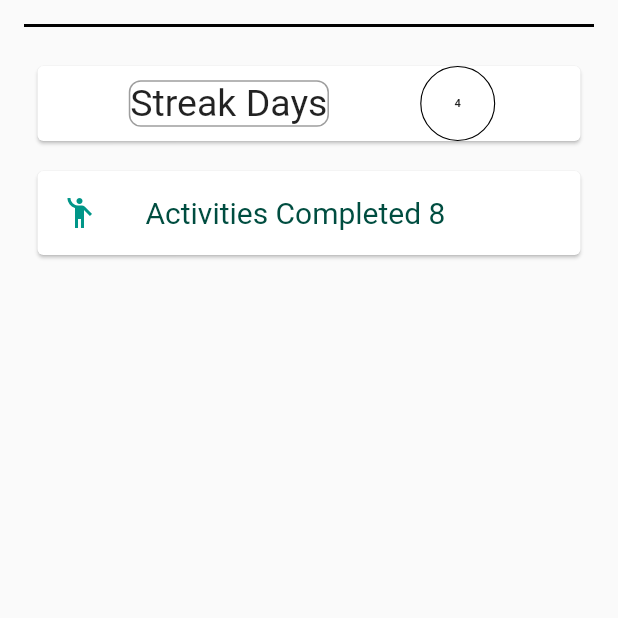
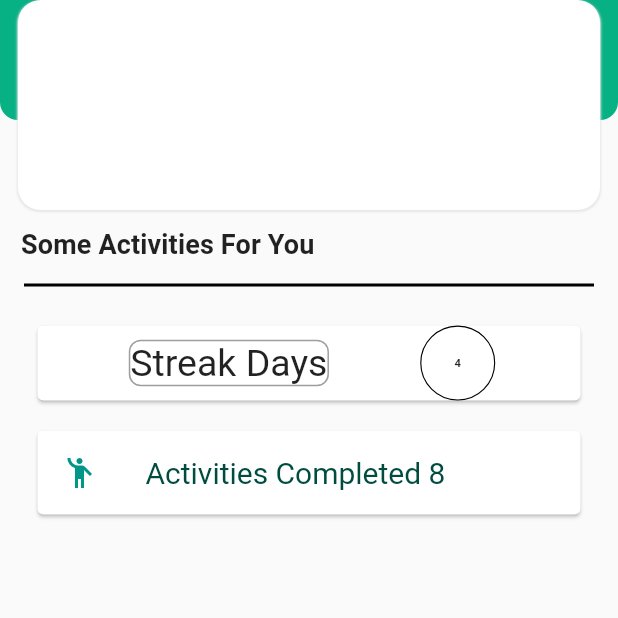
Before and after one commit to jeyeong/climate-ark-app, a Flutter app: the screen it shows after launch, after a tap on "LOGIN", on a phone screen of 412 x 824 dp, the top half of it. Run offline on Flutter 3.47's test engine with Material 2 defaults, Android fonts, the phone set to English and light mode, and no system bars; our stand-ins replace fl_chart.

Commit message:
improved home page

```diff
--- a/canvas/lib/views/home_page.dart
+++ b/canvas/lib/views/home_page.dart
@@ -29,8 +29,60 @@ class _HomePageState extends State<HomePage> {
   @override
   Widget build(BuildContext context) {
     return Scaffold(
-      body: Center(
-        child: Column(children: [
+      body: Column(
+        crossAxisAlignment: CrossAxisAlignment.start,
+        children: [
+          // Part below app bar
+          Stack(
+            children: [
+              Container(
+                height: 80.0,
+                width: double.infinity,
+                decoration: const BoxDecoration(
+                  borderRadius: BorderRadius.only(
+                    bottomLeft: Radius.circular(12),
+                    bottomRight: Radius.circular(12),
+                  ),
+                  color: Color(0xff08b184),
+                ),
+              ),
+              Container(
+                height: 140.0,
+                width: double.infinity,
+                padding: const EdgeInsets.symmetric(horizontal: 12.0),
+                child: Container(
+                  width: double.infinity,
+                  decoration: const BoxDecoration(
+                    borderRadius: BorderRadius.all(Radius.circular(15)),
+                    color: Colors.white,
+                    boxShadow: [
+                      BoxShadow(
+                        color: Color(0xffe6e6e6),
+                        spreadRadius: 0.25,
+                        blurRadius: 0.5,
+                        offset: Offset(0, 1),
+                      )
+                    ],
+                  ),
+                ),
+              ),
+            ],
+          ),
+          // Main content
+          Container(
+            margin: const EdgeInsets.only(
+              top: 12.0,
+              left: 14.0,
+            ),
+            child: const Text(
+              'Some Activities For You',
+              style: TextStyle(
+                fontSize: 18.0,
+                fontWeight: FontWeight.w600,
+                letterSpacing: 0.1,
+              ),
+            ),
+          ),
           Container(
             margin: const EdgeInsets.all(16.0),
             decoration: BoxDecoration(
@@ -78,7 +130,7 @@ class _HomePageState extends State<HomePage> {
                   )),
             ),
           ),
-        ]),
+        ],
       ),
     );
   }
--- a/canvas/lib/views/landing_page.dart
+++ b/canvas/lib/views/landing_page.dart
@@ -58,30 +58,10 @@ class _LandingPageState extends State<LandingPage> {
           ),
         ),
         backgroundColor: const Color(0xff08b184),
-        // shape: const RoundedRectangleBorder(
-        //   borderRadius: BorderRadius.vertical(
-        //     bottom: Radius.elliptical(15, 10),
-        //   ),
-        // ),
         centerTitle: true,
         elevation: 0,
-        // bottom: PreferredSize(
-        //   child: Container(
-        //     height: 30.0,
-        //     decoration: const BoxDecoration(
-        //       borderRadius: BorderRadius.only(
-        //         bottomLeft: Radius.elliptical(15, 10),
-        //         bottomRight: Radius.elliptical(15, 10),
-        //       ),
-        //       color: Colors.orange,
-        //     ),
-        //   ),
-        //   preferredSize: const Size.fromHeight(30.0),
-        // ),
       ),
-      body: Center(
-        child: _widgetOptions.elementAt(_selectedIndex),
-      ),
+      body: _widgetOptions.elementAt(_selectedIndex),
       bottomNavigationBar: BottomNavigationBar(
         items: const <BottomNavigationBarItem>[
           BottomNavigationBarItem(
--- a/canvas/lib/views/login_page.dart
+++ b/canvas/lib/views/login_page.dart
@@ -21,12 +21,12 @@ class LoginPage extends StatelessWidget {
               children: [
                 // Part below app bar
                 Container(
-                  height: 10.0,
+                  height: 15.0,
                   width: double.infinity,
                   decoration: const BoxDecoration(
                     borderRadius: BorderRadius.only(
-                      bottomLeft: Radius.elliptical(15, 10),
-                      bottomRight: Radius.elliptical(15, 10),
+                      bottomLeft: Radius.elliptical(12, 10),
+                      bottomRight: Radius.elliptical(12, 10),
                     ),
                     color: Color(0xff08b184),
                   ),
```
